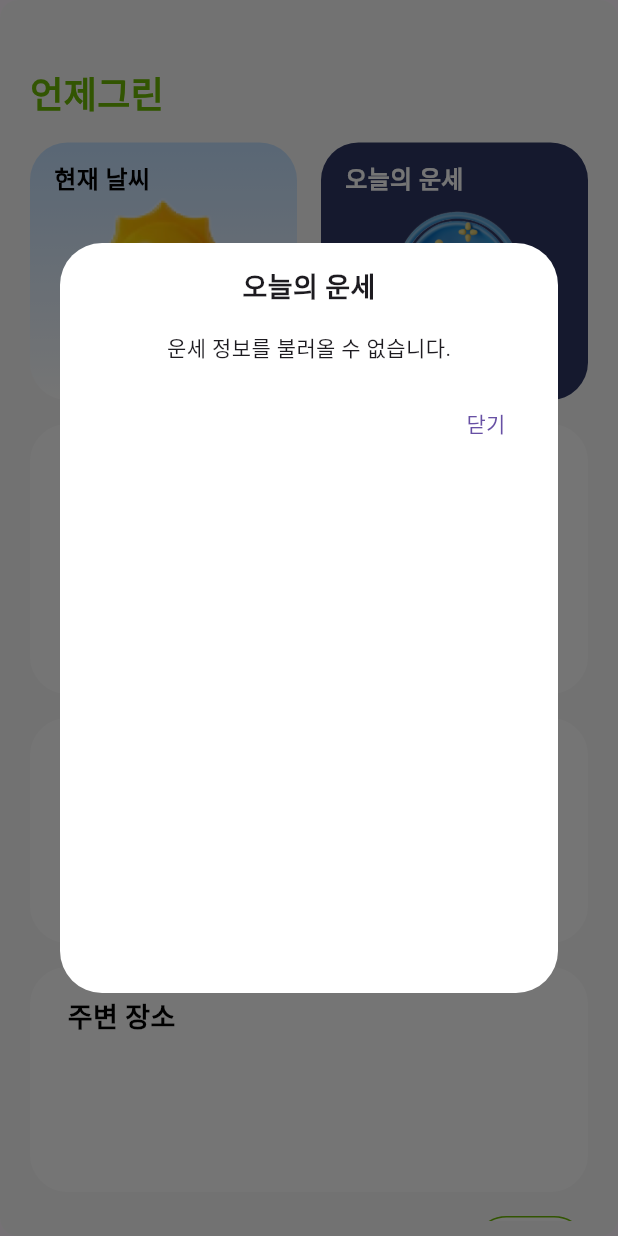
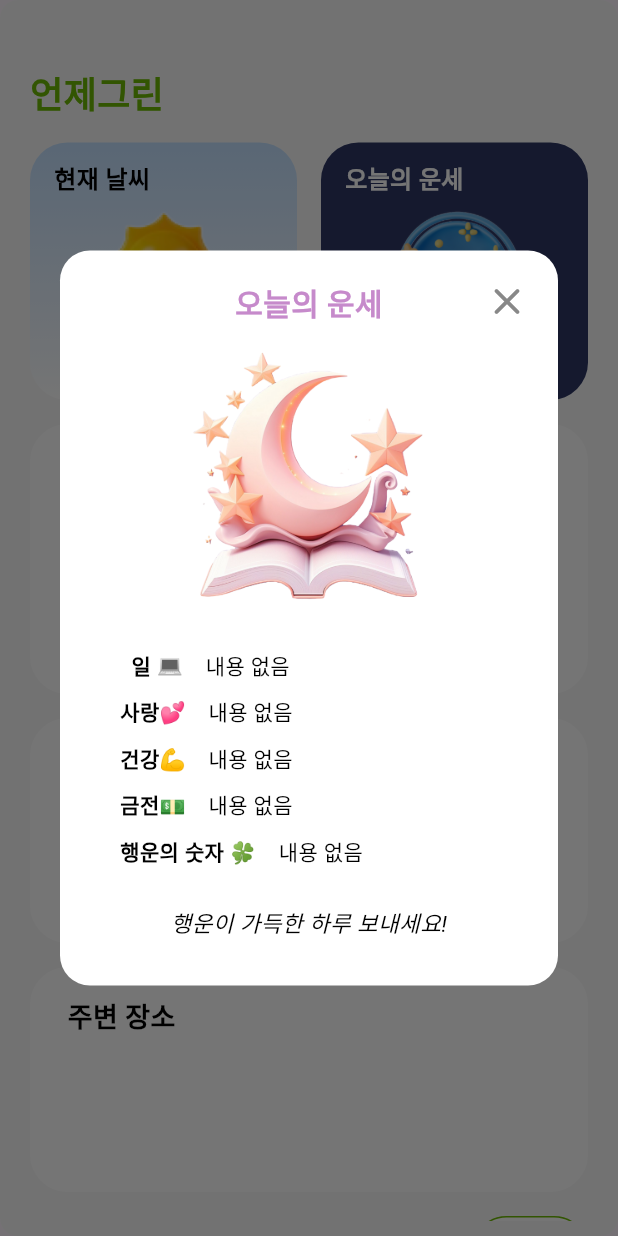
Before and after one commit to readygreen/readygreen, a Flutter app: the HomePage screen opened directly, after a tap on "오늘의 운세", on a phone screen of 412 x 824 dp. Run offline on Flutter 3.47's test engine with Material 3 defaults, Android fonts, the phone set to English and light mode, and no system bars; our stand-ins replace firebase_core, firebase_messaging, flutter_local_notifications, flutter_secure_storage, geocoding, geolocator and 2 more; missing offline and left inert: google_maps_webservice, kakao_flutter_sdk_user; accounts and stored records are empty; network calls fail; Roboto replaces fonts that are missing (CustomFont, LogoFont).

Commit message:
feat: 운세 모달

```diff
--- a/frontend/lib/constants/appcolors.dart
+++ b/frontend/lib/constants/appcolors.dart
@@ -12,4 +12,5 @@ class AppColors {
   static const Color darkblue = Color(0xFF2D3765); // 운세
   static const Color weaherblue = Color(0xFFC3E0FF); // 운세
   static const Color yellow = Color(0xFFFFD000); // 즐겨찾기
+  static const Color purple = Color(0xFFC68ACB); // 즐겨찾기
 }
--- a/frontend/lib/screens/mypage/mypage.dart
+++ b/frontend/lib/screens/mypage/mypage.dart
@@ -40,7 +40,7 @@ class _MyPageState extends State<MyPage> {
 
   Future<void> _handleLogout(BuildContext context) async {
     // 저장된 토큰 삭제
-    await storage.delete(key: 'accessToken');
+    await storage.deleteAll();
 
     // 로그아웃 후 로그인 페이지로 이동
     Navigator.of(context).pushNamedAndRemoveUntil(
--- a/frontend/lib/widgets/modals/luck_modal.dart
+++ b/frontend/lib/widgets/modals/luck_modal.dart
@@ -1,5 +1,6 @@
 import 'package:flutter/material.dart';
 import 'package:flutter_secure_storage/flutter_secure_storage.dart';
+import 'package:readygreen/constants/appcolors.dart';
 
 class FortuneModal extends StatefulWidget {
   const FortuneModal({Key? key}) : super(key: key);
@@ -10,6 +11,13 @@ class FortuneModal extends StatefulWidget {
 
 class _FortuneModalState extends State<FortuneModal> {
   String fortune = 'Loading...';
+  String? fortuneWork;
+  String? fortuneLove;
+  String? fortuneHealth;
+  String? fortuneMoney;
+  String? fortuneLuckyNumber;
+  String? closingMessage; // 마지막 문장 저장 변수
+
   final storage = FlutterSecureStorage();
 
   @override
@@ -21,8 +29,35 @@ class _FortuneModalState extends State<FortuneModal> {
   // 로컬 스토리지에서 운세 데이터를 불러오는 함수
   Future<void> _loadStoreFortune() async {
     final storedFortune = await storage.read(key: 'fortune'); // 저장된 운세 불러오기
+    print(storedFortune);
+    if (storedFortune != null) {
+      _parseFortune(storedFortune); // 파싱 함수 호출
+    } else {
       setState(() {
-      fortune = storedFortune ?? '운세 정보를 불러올 수 없습니다.';
+        fortune = '운세 정보를 불러올 수 없습니다.';
+      });
+    }
+  }
+
+  // 운세 데이터를 카테고리별로 파싱하는 함수
+  void _parseFortune(String fortuneText) {
+    final RegExp workExp = RegExp(r'일:\s*([^\n]+)');
+    final RegExp loveExp = RegExp(r'사랑:\s*([^\n]+)');
+    final RegExp healthExp = RegExp(r'건강:\s*([^\n]+)');
+    final RegExp moneyExp = RegExp(r'금전:\s*([^\n]+)');
+    final RegExp luckyNumberExp = RegExp(r'행운의 숫자:\s*([^\n]+)');
+
+    setState(() {
+      fortuneWork = workExp.firstMatch(fortuneText)?.group(1) ?? '내용 없음';
+      fortuneLove = loveExp.firstMatch(fortuneText)?.group(1) ?? '내용 없음';
+      fortuneHealth = healthExp.firstMatch(fortuneText)?.group(1) ?? '내용 없음';
+      fortuneMoney = moneyExp.firstMatch(fortuneText)?.group(1) ?? '내용 없음';
+      fortuneLuckyNumber =
+          luckyNumberExp.firstMatch(fortuneText)?.group(1) ?? '내용 없음';
+
+      // 마지막 줄을 추출하는 로직
+      List<String> lines = fortuneText.trim().split('\n');
+      closingMessage = lines.isNotEmpty ? lines.last : '긍정적인 하루를 보내세요!';
     });
   }
 
@@ -32,32 +67,114 @@ class _FortuneModalState extends State<FortuneModal> {
 
     return Dialog(
       backgroundColor: Colors.white,
-      child: Container(
-        width: deviceWidth,
-        height: 500,
-        padding: const EdgeInsets.all(16.0),
+      shape: RoundedRectangleBorder(
+        borderRadius: BorderRadius.circular(20),
+      ),
+      child: Stack(
+        children: [
+          Container(
+            width: deviceWidth * 0.9,
+            padding: const EdgeInsets.symmetric(vertical: 20, horizontal: 40),
             child: Column(
               mainAxisSize: MainAxisSize.min,
               children: <Widget>[
+                // 상단 제목
                 const Text(
                   '오늘의 운세',
-              style: TextStyle(fontSize: 18, fontWeight: FontWeight.bold),
+                  style: TextStyle(
+                    fontSize: 20,
+                    fontWeight: FontWeight.bold,
+                    color: AppColors.purple,
+                    fontFamily: 'LogoFont',
+                  ),
                 ),
                 const SizedBox(height: 16),
-            Text(fortune),
+
+                // 중간 이미지
+                Image.asset(
+                  'assets/images/fortune.png',
+                  height: 170,
+                ),
+                const SizedBox(height: 30),
+
+                // 운세 내용 텍스트 (카테고리별로 구분)
+                _buildFortuneItem('  일 💻', fortuneWork ?? '내용 없음'),
+                const SizedBox(height: 10),
+                _buildFortuneItem('사랑💕', fortuneLove ?? '내용 없음'),
+                const SizedBox(height: 10),
+                _buildFortuneItem('건강💪', fortuneHealth ?? '내용 없음'),
+                const SizedBox(height: 10),
+                _buildFortuneItem('금전💵', fortuneMoney ?? '내용 없음'),
+                const SizedBox(height: 10),
+                _buildFortuneItem('행운의 숫자 🍀', fortuneLuckyNumber ?? '내용 없음'),
+
                 const SizedBox(height: 16),
-            Align(
-              alignment: Alignment.bottomRight,
-              child: TextButton(
-                child: const Text('닫기'),
+
+                // 마지막 문장 출력
+                Container(
+                  padding: const EdgeInsets.all(10),
+                  decoration: BoxDecoration(
+                    // color: Colors.grey[200],
+                    borderRadius: BorderRadius.circular(10),
+                  ),
+                  child: Text(
+                    closingMessage ?? '행운이 가득한 하루 보내세요!',
+                    style: const TextStyle(
+                      fontSize: 15,
+                      fontStyle: FontStyle.italic,
+                      color: Colors.black,
+                    ),
+                    textAlign: TextAlign.center,
+                  ),
+                ),
+
+                // const SizedBox(height: 16),
+              ],
+            ),
+          ),
+          // 닫기 버튼
+          Positioned(
+            top: 10,
+            right: 10,
+            child: IconButton(
+              icon: const Icon(
+                Icons.close_rounded,
+                size: 30,
+                color: AppColors.greytext,
+              ),
               onPressed: () {
-                  Navigator.of(context).pop();
+                Navigator.of(context).pop(); // 모달 닫기
               },
             ),
           ),
         ],
       ),
+    );
+  }
+
+  // 카테고리와 운세 내용을 구분해서 출력하는 위젯
+  Widget _buildFortuneItem(String category, String description) {
+    return Row(
+      crossAxisAlignment: CrossAxisAlignment.start,
+      children: [
+        Text(
+          '$category    ',
+          style: const TextStyle(
+            fontWeight: FontWeight.bold,
+            fontSize: 14,
+            color: Colors.black,
           ),
+        ),
+        Expanded(
+          child: Text(
+            description,
+            style: const TextStyle(
+              fontSize: 14,
+              color: Colors.black,
+            ),
+          ),
+        ),
+      ],
     );
   }
 }
--- a/frontend/lib/widgets/modals/weather_modal.dart
+++ b/frontend/lib/widgets/modals/weather_modal.dart
@@ -49,7 +49,7 @@ class _WeatherModalState extends State<WeatherModal> {
         children: [
           Container(
             width: deviceWidth * 0.9,
-            padding: const EdgeInsets.all(16.0),
+            padding: const EdgeInsets.symmetric(vertical: 20, horizontal: 10),
             child: Column(
               mainAxisSize: MainAxisSize.min,
               children: <Widget>[
@@ -70,12 +70,16 @@ class _WeatherModalState extends State<WeatherModal> {
               ],
             ),
           ),
-          // 오른쪽 상단에 X 버튼 추가
+          // 닫기 버튼
           Positioned(
-            top: 0,
-            right: 0,
+            top: 10,
+            right: 10,
             child: IconButton(
-              icon: const Icon(Icons.close),
+              icon: const Icon(
+                Icons.close_rounded,
+                size: 30,
+                color: AppColors.greytext,
+              ),
               onPressed: () {
                 Navigator.of(context).pop(); // 모달 닫기
               },
@@ -132,10 +136,10 @@ class _WeatherModalState extends State<WeatherModal> {
     String weatherImage = _getWeatherImage(data['sky'], data['rainy']);
 
     return Row(
-      mainAxisAlignment: MainAxisAlignment.spaceBetween,
+      mainAxisAlignment: MainAxisAlignment.spaceEvenly,
       children: [
         Text(time), // 시간 출력
-        Image.asset(weatherImage, width: 50, height: 50), // 작은 이미지
+        Image.asset(weatherImage, width: 45, height: 45), // 작은 이미지
         Text(temperature), // 온도 출력
       ],
     );
--- a/frontend/pubspec.yaml
+++ b/frontend/pubspec.yaml
@@ -107,6 +107,7 @@ flutter:
     - assets/images/mic.png
     - assets/images/badge.png
     - assets/images/place.png
+    - assets/images/fortune.png
     - assets/images/user.png
     - assets/images/w-sun.png
     - assets/images/w-rain.png
@@ -125,3 +126,6 @@ flutter:
     - family: LogoFont
       fonts:
         - asset: assets/fonts/Dunggeunmiso-B.ttf
+    - family: LogoFontReg
+      fonts:
+        - asset: assets/fonts/Dunggeunmiso-R.ttf
```
Also changed, not shown: frontend/assets/images/fortune.png (added), frontend/assets/images/w-sun.png, 1 other file. Lines whose indentation alone changed are shown as unchanged.
